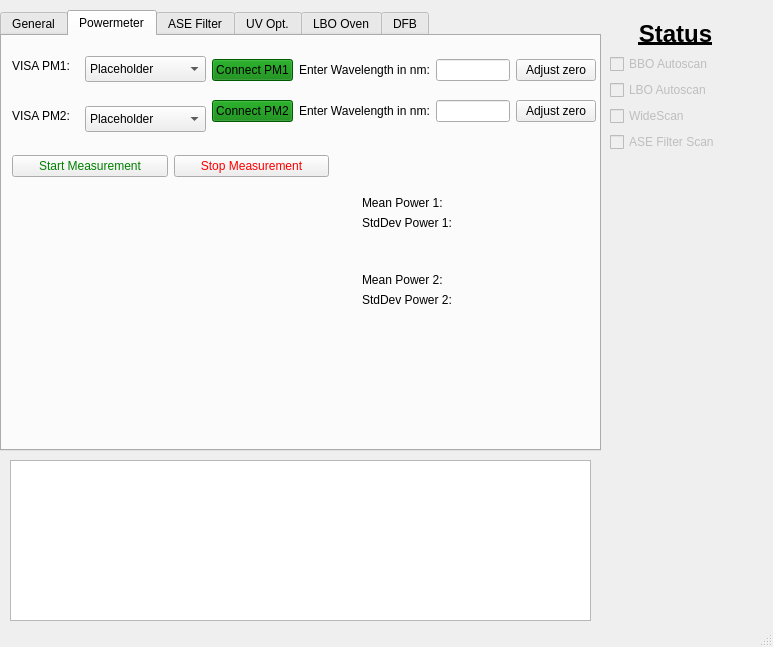
XenoBene/PulsedLaserGUI, file pulsed_laser_interface.ui: the form before one commit.
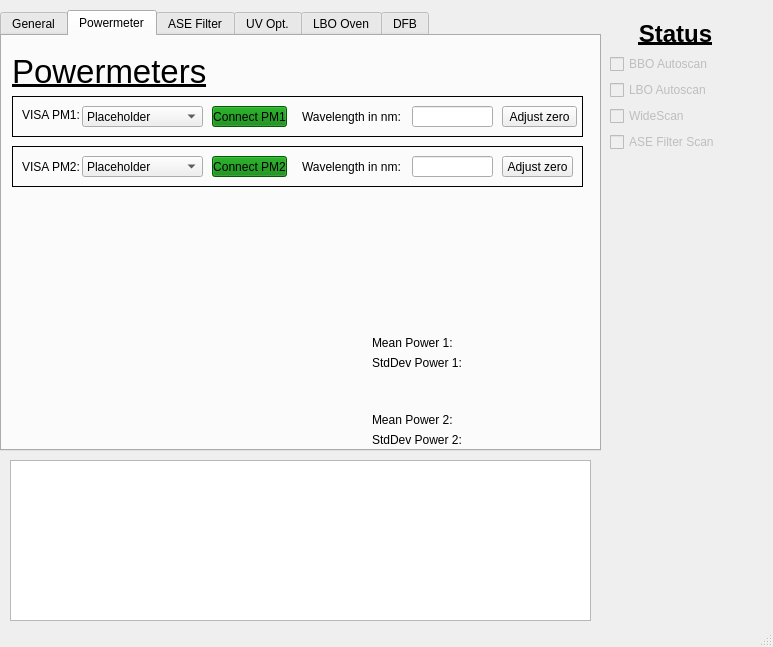
The form after the commit. The open tabs and pages were chosen to show the change.

Commit message: Writing data now works. If there is no data available or the checkbox is not checked, then the written data is just 0.0

Patch:
```diff
--- a/pulsed_laser_interface.ui
+++ b/pulsed_laser_interface.ui
@@ -215,123 +215,11 @@
      <attribute name="title">
       <string>Powermeter</string>
      </attribute>
-     <widget class="QWidget" name="horizontalLayoutWidget_2">
-      <property name="geometry">
-       <rect>
-        <x>10</x>
-        <y>110</y>
-        <width>317</width>
-        <height>41</height>
-       </rect>
-      </property>
-      <layout class="QHBoxLayout" name="horizontalLayout_2">
-       <item>
-        <widget class="QPushButton" name="pm_button_startMeasurement">
-         <property name="styleSheet">
-          <string notr="true">color: green</string>
-         </property>
-         <property name="text">
-          <string>Start Measurement</string>
-         </property>
-        </widget>
-       </item>
-       <item>
-        <widget class="QPushButton" name="pm_button_stopMeasurement">
-         <property name="styleSheet">
-          <string notr="true">color: red</string>
-         </property>
-         <property name="text">
-          <string>Stop Measurement</string>
-         </property>
-        </widget>
-       </item>
-      </layout>
-     </widget>
-     <widget class="QWidget" name="verticalLayoutWidget_9">
-      <property name="geometry">
-       <rect>
-        <x>210</x>
-        <y>10</y>
-        <width>384</width>
-        <height>91</height>
-       </rect>
-      </property>
-      <layout class="QVBoxLayout" name="verticalLayout_4">
-       <item>
-        <layout class="QHBoxLayout" name="horizontalLayout_7">
-         <item>
-          <widget class="QPushButton" name="pm_button_connectPM1">
-           <property name="styleSheet">
-            <string notr="true">background-color: green</string>
-           </property>
-           <property name="text">
-            <string>Connect PM1</string>
-           </property>
-           <property name="checkable">
-            <bool>true</bool>
-           </property>
-          </widget>
-         </item>
-         <item>
-          <widget class="QLabel" name="label_30">
-           <property name="text">
-            <string>Enter Wavelength in nm:</string>
-           </property>
-          </widget>
-         </item>
-         <item>
-          <widget class="QLineEdit" name="pm_lineEdit_enterWL1"/>
-         </item>
-         <item>
-          <widget class="QPushButton" name="pm_button_adjustZero1">
-           <property name="text">
-            <string>Adjust zero</string>
-           </property>
-          </widget>
-         </item>
-        </layout>
-       </item>
-       <item>
-        <layout class="QHBoxLayout" name="horizontalLayout_20">
-         <item>
-          <widget class="QPushButton" name="pm_button_connectPM2">
-           <property name="styleSheet">
-            <string notr="true">background-color: green</string>
-           </property>
-           <property name="text">
-            <string>Connect PM2</string>
-           </property>
-           <property name="checkable">
-            <bool>true</bool>
-           </property>
-          </widget>
-         </item>
-         <item>
-          <widget class="QLabel" name="label_31">
-           <property name="text">
-            <string>Enter Wavelength in nm:</string>
-           </property>
-          </widget>
-         </item>
-         <item>
-          <widget class="QLineEdit" name="pm_lineEdit_enterWL2"/>
-         </item>
-         <item>
-          <widget class="QPushButton" name="pm_button_adjustZero2">
-           <property name="text">
-            <string>Adjust zero</string>
-           </property>
-          </widget>
-         </item>
-        </layout>
-       </item>
-      </layout>
-     </widget>
      <widget class="QWidget" name="verticalLayoutWidget_10">
       <property name="geometry">
        <rect>
-        <x>360</x>
-        <y>160</y>
+        <x>370</x>
+        <y>300</y>
         <width>211</width>
         <height>111</height>
        </rect>
@@ -380,60 +268,227 @@
        </item>
       </layout>
      </widget>
-     <widget class="QComboBox" name="pm_comboBox_visaResources1">
+     <widget class="QFrame" name="frame_4">
       <property name="geometry">
        <rect>
-        <x>83</x>
-        <y>20</y>
-        <width>121</width>
-        <height>26</height>
+        <x>10</x>
+        <y>60</y>
+        <width>571</width>
+        <height>41</height>
        </rect>
       </property>
-      <item>
-       <property name="text">
-        <string>Placeholder</string>
-       </property>
-      </item>
-     </widget>
-     <widget class="QComboBox" name="pm_comboBox_visaResources2">
-      <property name="geometry">
-       <rect>
-        <x>83</x>
-        <y>70</y>
-        <width>121</width>
-        <height>26</height>
-       </rect>
+      <property name="frameShape">
+       <enum>QFrame::Box</enum>
+      </property>
+      <property name="frameShadow">
+       <enum>QFrame::Plain</enum>
       </property>
-      <item>
-       <property name="text">
-        <string>Placeholder</string>
-       </property>
-      </item>
-     </widget>
      <widget class="QLabel" name="label_29">
       <property name="geometry">
        <rect>
         <x>10</x>
-        <y>10</y>
-        <width>71</width>
-        <height>39</height>
+         <y>8</y>
+         <width>61</width>
+         <height>21</height>
        </rect>
       </property>
       <property name="text">
        <string>VISA PM1:</string>
       </property>
      </widget>
+      <widget class="QComboBox" name="pm_comboBox_visaResources1">
+       <property name="geometry">
+        <rect>
+         <x>70</x>
+         <y>10</y>
+         <width>121</width>
+         <height>21</height>
+        </rect>
+       </property>
+       <item>
+        <property name="text">
+         <string>Placeholder</string>
+        </property>
+       </item>
+      </widget>
+      <widget class="QPushButton" name="pm_button_connectPM1">
+       <property name="geometry">
+        <rect>
+         <x>200</x>
+         <y>10</y>
+         <width>75</width>
+         <height>21</height>
+        </rect>
+       </property>
+       <property name="styleSheet">
+        <string notr="true">background-color: green</string>
+       </property>
+       <property name="text">
+        <string>Connect PM1</string>
+       </property>
+       <property name="checkable">
+        <bool>true</bool>
+       </property>
+      </widget>
+      <widget class="QPushButton" name="pm_button_adjustZero1">
+       <property name="geometry">
+        <rect>
+         <x>490</x>
+         <y>10</y>
+         <width>75</width>
+         <height>21</height>
+        </rect>
+       </property>
+       <property name="text">
+        <string>Adjust zero</string>
+       </property>
+      </widget>
+      <widget class="QLineEdit" name="pm_lineEdit_enterWL1">
+       <property name="geometry">
+        <rect>
+         <x>400</x>
+         <y>10</y>
+         <width>81</width>
+         <height>21</height>
+        </rect>
+       </property>
+      </widget>
+      <widget class="QLabel" name="label_30">
+       <property name="geometry">
+        <rect>
+         <x>290</x>
+         <y>10</y>
+         <width>101</width>
+         <height>21</height>
+        </rect>
+       </property>
+       <property name="text">
+        <string>Wavelength in nm:</string>
+       </property>
+      </widget>
+     </widget>
+     <widget class="QFrame" name="frame_5">
+      <property name="geometry">
+       <rect>
+        <x>10</x>
+        <y>110</y>
+        <width>571</width>
+        <height>41</height>
+       </rect>
+      </property>
+      <property name="frameShape">
+       <enum>QFrame::Box</enum>
+      </property>
+      <property name="frameShadow">
+       <enum>QFrame::Plain</enum>
+      </property>
      <widget class="QLabel" name="label_32">
       <property name="geometry">
        <rect>
         <x>10</x>
-        <y>60</y>
-        <width>71</width>
-        <height>39</height>
+         <y>10</y>
+         <width>61</width>
+         <height>21</height>
        </rect>
       </property>
       <property name="text">
        <string>VISA PM2:</string>
+       </property>
+      </widget>
+      <widget class="QComboBox" name="pm_comboBox_visaResources2">
+       <property name="geometry">
+        <rect>
+         <x>70</x>
+         <y>10</y>
+         <width>121</width>
+         <height>21</height>
+        </rect>
+       </property>
+       <item>
+        <property name="text">
+         <string>Placeholder</string>
+        </property>
+       </item>
+      </widget>
+      <widget class="QPushButton" name="pm_button_connectPM2">
+       <property name="geometry">
+        <rect>
+         <x>200</x>
+         <y>10</y>
+         <width>75</width>
+         <height>21</height>
+        </rect>
+       </property>
+       <property name="styleSheet">
+        <string notr="true">background-color: green</string>
+       </property>
+       <property name="text">
+        <string>Connect PM2</string>
+       </property>
+       <property name="checkable">
+        <bool>true</bool>
+       </property>
+      </widget>
+      <widget class="QLabel" name="label_31">
+       <property name="geometry">
+        <rect>
+         <x>290</x>
+         <y>10</y>
+         <width>101</width>
+         <height>21</height>
+        </rect>
+       </property>
+       <property name="text">
+        <string>Wavelength in nm:</string>
+       </property>
+      </widget>
+      <widget class="QLineEdit" name="pm_lineEdit_enterWL2">
+       <property name="geometry">
+        <rect>
+         <x>400</x>
+         <y>10</y>
+         <width>81</width>
+         <height>21</height>
+        </rect>
+       </property>
+      </widget>
+      <widget class="QPushButton" name="pm_button_adjustZero2">
+       <property name="geometry">
+        <rect>
+         <x>490</x>
+         <y>10</y>
+         <width>71</width>
+         <height>21</height>
+        </rect>
+       </property>
+       <property name="text">
+        <string>Adjust zero</string>
+       </property>
+      </widget>
+     </widget>
+     <widget class="QLabel" name="label_18">
+      <property name="geometry">
+       <rect>
+        <x>10</x>
+        <y>20</y>
+        <width>471</width>
+        <height>31</height>
+       </rect>
+      </property>
+      <property name="font">
+       <font>
+        <pointsize>25</pointsize>
+        <weight>50</weight>
+        <italic>false</italic>
+        <bold>false</bold>
+        <underline>true</underline>
+       </font>
+      </property>
+      <property name="text">
+       <string>Powermeters</string>
+      </property>
+      <property name="alignment">
+       <set>Qt::AlignLeading|Qt::AlignLeft|Qt::AlignVCenter</set>
       </property>
      </widget>
     </widget>
```
Left out of the diff: 68 changed lines with no effect on the pictures. Lines whose indentation alone changed are shown as unchanged. The commit also changes 6 other files.
